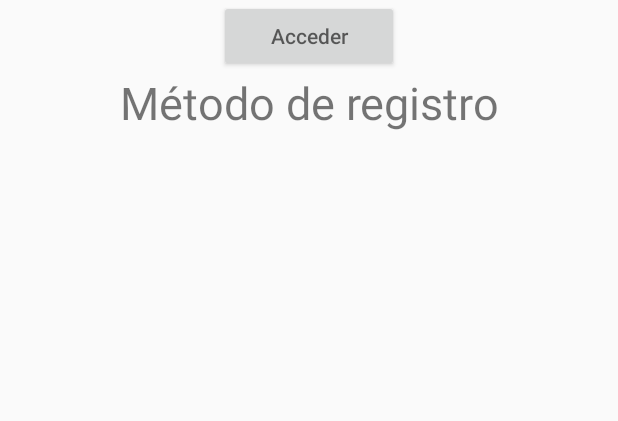
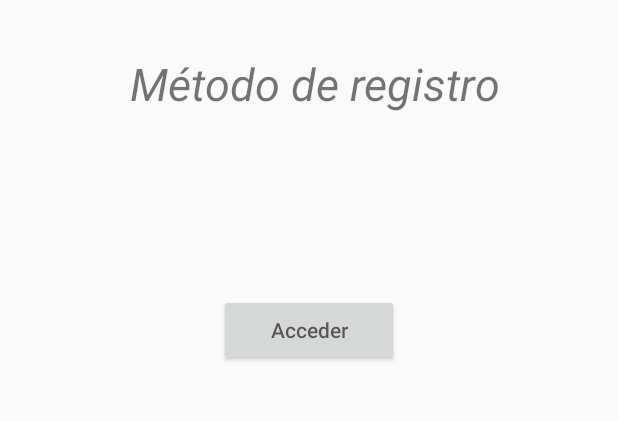
Before and after one commit to YinEster/UNEAC, an Android app: the registro1 screen opened directly, with no data from a screen before it, on a phone screen of 412 x 824 dp, the part 467-888 px from its top. Run offline under Robolectric (Android 15) with nearby library versions, the phone set to English and light mode, and no system bars.

Commit message:
Registro y registro e-mail listos (diseños)

```diff
--- a/app/src/main/res/layout/activity_registro1.xml
+++ b/app/src/main/res/layout/activity_registro1.xml
@@ -4,6 +4,7 @@
     xmlns:tools="http://schemas.android.com/tools"
     android:layout_width="match_parent"
     android:layout_height="match_parent"
+    android:paddingBottom="20dp"
     android:paddingLeft="20dp"
     android:paddingRight="20dp"
     android:orientation="vertical"
@@ -31,7 +32,7 @@
             android:layout_width="66dp"
             android:layout_height="66dp"
             android:gravity = "left"
-            android:src="@drawable/logoFB"/>
+            android:src="@drawable/logofacebook"/>
 
     <!--Espacio entre botones-->
     <TextView
@@ -43,7 +44,7 @@
             android:layout_width="66dp"
             android:layout_height="66dp"
             android:gravity="center"
-            android:src="@drawable/logoGM" />
+            android:src="@drawable/logogmail" />
 
 
     <!--Espacio entre botones-->
@@ -57,26 +58,44 @@
             android:layout_width="66dp"
             android:layout_height="66dp"
             android:gravity="right"
-            android:src="@drawable/logoEM"
+            android:src="@drawable/logoemail"
                 />
 
     </LinearLayout>
 
-    <Button
-        android:layout_width="120dp"
+    <!-- El siguiente layout acomoda mi título "Elegir método de registro", en el pie de la pantalla -->
+    <LinearLayout
+        android:id="@+id/pieTitulo"
+        android:layout_width="fill_parent"
         android:layout_height="wrap_content"
         android:layout_gravity="center"
-
-        android:hint="Acceder"
-        />
-
-    <TextView
-        android:layout_width="match_parent"
-        android:layout_height="wrap_content"
-        android:gravity="center"
-        android:textSize="30sp"
-        android:text="Método de registro"
-        />
+        android:gravity="center_horizontal"
+        android:orientation="vertical">
 
 
+        <TextView
+            android:layout_width="match_parent"
+            android:layout_height="wrap_content"
+            android:gravity="top|center"
+            android:text="\n Método de registro"
+            android:textSize="30sp"
+            android:textStyle="italic" />
+
+    </LinearLayout>
+
+    <!-- El siguiente layout sirve para acomodar el botón Acceder en la parte inferior de la ventana-->
+    <LinearLayout
+        android:id="@+id/pieAcceder"
+        android:layout_width="fill_parent"
+        android:layout_height="168dp"
+        android:gravity="bottom|center_horizontal"
+        android:orientation="vertical">
+
+        <Button
+            android:layout_width="120dp"
+            android:layout_height="wrap_content"
+            android:hint="Acceder" />
+
+    </LinearLayout>
+
 </LinearLayout>
--- a/app/src/main/res/values/strings.xml
+++ b/app/src/main/res/values/strings.xml
@@ -1,3 +1,4 @@
 <resources>
     <string name="app_name">UNE A.C.</string>
+    <string name="registo1">REGISTRO USUARIO</string>
 </resources>
```
Also changed, not shown: app/src/main/res/layout/activity_registro2.xml (added, +140 -0 lines), app/src/main/res/drawable/logoemail.png (renamed from app/src/main/res/drawable/logoEM.png), app/src/main/res/drawable/logogmail.png (renamed from app/src/main/res/drawable/logoGM.png).
